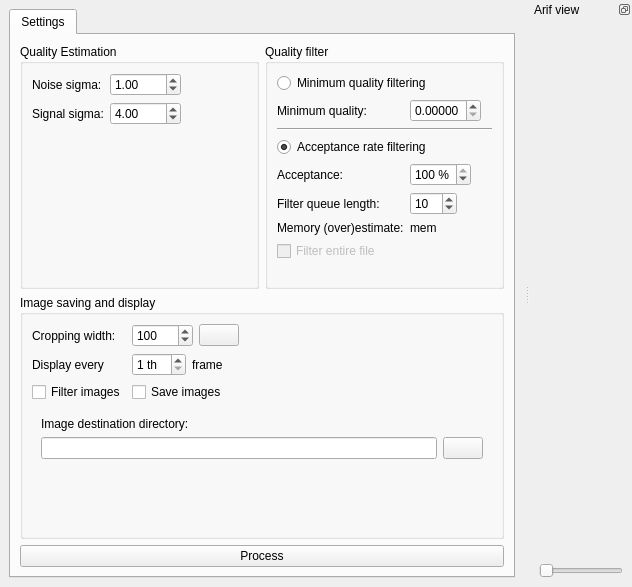
Old version of the form src/arifmainwindow.ui in the repository AD-Vega/arif.
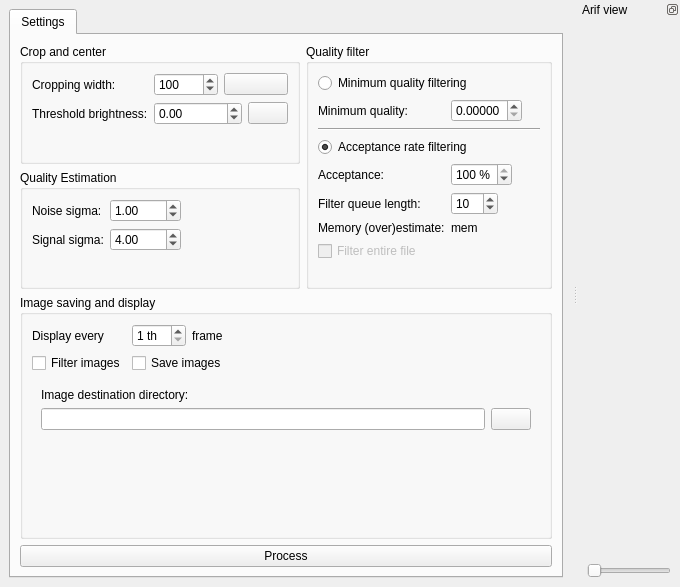
New version of the form. Icons and pictures are not drawn. Custom widgets are drawn as their Qt base class.

Commit message: Add threshold brightness setting and fix seeking.

Diff of the .ui file:
```diff
--- a/src/arifmainwindow.ui
+++ b/src/arifmainwindow.ui
@@ -6,7 +6,7 @@
    <rect>
     <x>0</x>
     <y>0</y>
-    <width>632</width>
+    <width>680</width>
     <height>587</height>
    </rect>
   </property>
@@ -28,11 +28,100 @@
         <item>
          <layout class="QHBoxLayout" name="horizontalLayout_4">
           <item>
+           <layout class="QVBoxLayout" name="verticalLayout">
+            <item>
+             <widget class="QGroupBox" name="cropBox">
+              <property name="title">
+               <string>Crop and center</string>
+              </property>
+              <layout class="QFormLayout" name="formLayout_2">
+               <item row="0" column="0">
+                <widget class="QLabel" name="cropWidthLabel">
+                 <property name="text">
+                  <string>Cropping width:</string>
+                 </property>
+                </widget>
+               </item>
+               <item row="0" column="1">
+                <layout class="QHBoxLayout" name="horizontalLayout_5">
+                 <item>
+                  <widget class="QSpinBox" name="cropWidthBox">
+                   <property name="minimum">
+                    <number>16</number>
+                   </property>
+                   <property name="maximum">
+                    <number>10000</number>
+                   </property>
+                   <property name="value">
+                    <number>100</number>
+                   </property>
+                  </widget>
+                 </item>
+                 <item>
+                  <widget class="QPushButton" name="cropWidthButton">
+                   <property name="text">
+                    <string/>
+                   </property>
+                   <property name="icon">
+                    <iconset theme="edit-select">
+                     <normaloff/>
+                    </iconset>
+                   </property>
+                   <property name="checkable">
+                    <bool>true</bool>
+                   </property>
+                  </widget>
+                 </item>
+                </layout>
+               </item>
+               <item row="1" column="0">
+                <widget class="QLabel" name="label_4">
+                 <property name="text">
+                  <string>Threshold brightness:</string>
+                 </property>
+                </widget>
+               </item>
+               <item row="1" column="1">
+                <layout class="QHBoxLayout" name="horizontalLayout_6">
+                 <item>
+                  <widget class="QDoubleSpinBox" name="thresholdSpinbox">
+                   <property name="minimum">
+                    <double>-999999999.000000000000000</double>
+                   </property>
+                   <property name="maximum">
+                    <double>999999999.000000000000000</double>
+                   </property>
+                   <property name="singleStep">
+                    <double>1.000000000000000</double>
+                   </property>
+                  </widget>
+                 </item>
+                 <item>
+                  <widget class="QPushButton" name="thresholdButton">
+                   <property name="text">
+                    <string/>
+                   </property>
+                   <property name="icon">
+                    <iconset theme="edit-select">
+                     <normaloff/>
+                    </iconset>
+                   </property>
+                   <property name="checkable">
+                    <bool>true</bool>
+                   </property>
+                  </widget>
+                 </item>
+                </layout>
+               </item>
+              </layout>
+             </widget>
+            </item>
+            <item>
            <widget class="QGroupBox" name="estimatorBox">
             <property name="title">
              <string>Quality Estimation</string>
             </property>
-            <layout class="QFormLayout" name="formLayout_2">
+              <layout class="QFormLayout" name="formLayout_3">
              <property name="fieldGrowthPolicy">
               <enum>QFormLayout::ExpandingFieldsGrow</enum>
              </property>
@@ -85,6 +174,8 @@
             </layout>
            </widget>
           </item>
+           </layout>
+          </item>
           <item>
            <widget class="QGroupBox" name="filteringBox">
             <property name="title">
@@ -214,20 +305,13 @@
             <enum>QFormLayout::ExpandingFieldsGrow</enum>
            </property>
            <item row="0" column="0">
-            <widget class="QLabel" name="cropWidthLabel">
-             <property name="text">
-              <string>Cropping width:</string>
-             </property>
-            </widget>
-           </item>
-           <item row="1" column="0">
             <widget class="QLabel" name="label">
              <property name="text">
               <string>Display every</string>
              </property>
             </widget>
            </item>
-           <item row="1" column="1">
+           <item row="0" column="1">
             <layout class="QHBoxLayout" name="horizontalLayout_3">
              <item>
               <widget class="QSpinBox" name="displayInterval">
@@ -248,21 +332,21 @@
              </item>
             </layout>
            </item>
-           <item row="3" column="0">
+           <item row="2" column="0">
             <widget class="QCheckBox" name="filterCheck">
              <property name="text">
               <string>Filter images</string>
              </property>
             </widget>
            </item>
-           <item row="3" column="1">
+           <item row="2" column="1">
             <widget class="QCheckBox" name="saveImagesCheck">
              <property name="text">
               <string>Save images</string>
              </property>
             </widget>
            </item>
-           <item row="5" column="0" colspan="2">
+           <item row="4" column="0" colspan="2">
             <widget class="QFrame" name="imageDestinationBox">
              <property name="enabled">
               <bool>true</bool>
@@ -297,36 +381,6 @@
              </layout>
             </widget>
            </item>
-           <item row="0" column="1">
-            <layout class="QHBoxLayout" name="horizontalLayout_5">
-             <item>
-              <widget class="QSpinBox" name="cropWidthBox">
-               <property name="minimum">
-                <number>16</number>
-               </property>
-               <property name="maximum">
-                <number>10000</number>
-               </property>
-               <property name="value">
-                <number>100</number>
-               </property>
-              </widget>
-             </item>
-             <item>
-              <widget class="QPushButton" name="cropWidthButton">
-               <property name="text">
-                <string/>
-               </property>
-               <property name="icon">
-                <iconset theme="edit-select"/>
-               </property>
-               <property name="checkable">
-                <bool>true</bool>
-               </property>
-              </widget>
-             </item>
-            </layout>
-           </item>
           </layout>
          </widget>
         </item>
@@ -370,6 +424,9 @@
        <property name="enabled">
         <bool>false</bool>
        </property>
+       <property name="pageStep">
+        <number>1</number>
+       </property>
        <property name="orientation">
         <enum>Qt::Horizontal</enum>
        </property>
```
Lines whose indentation alone changed are shown as unchanged. The commit also changes 4 other files.
